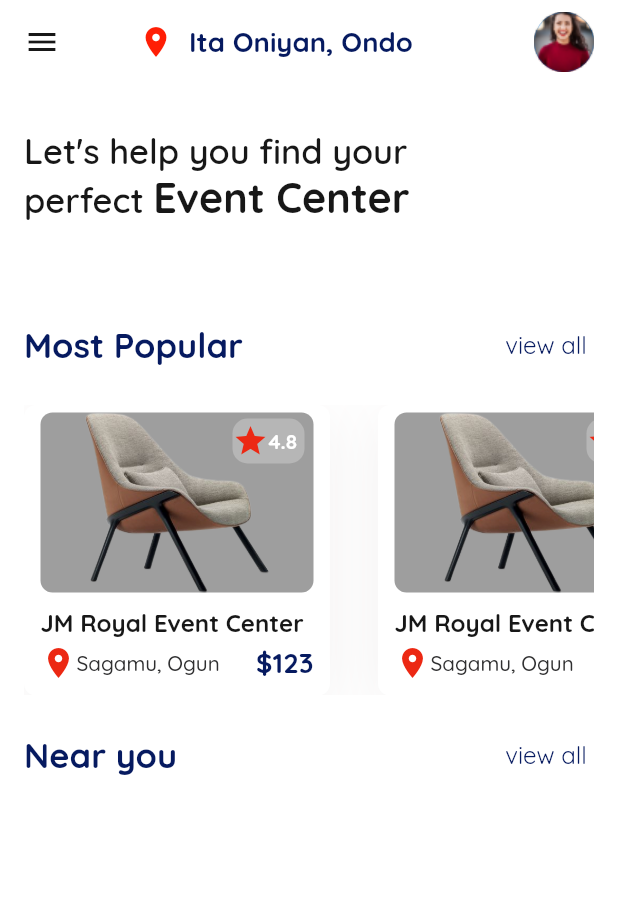
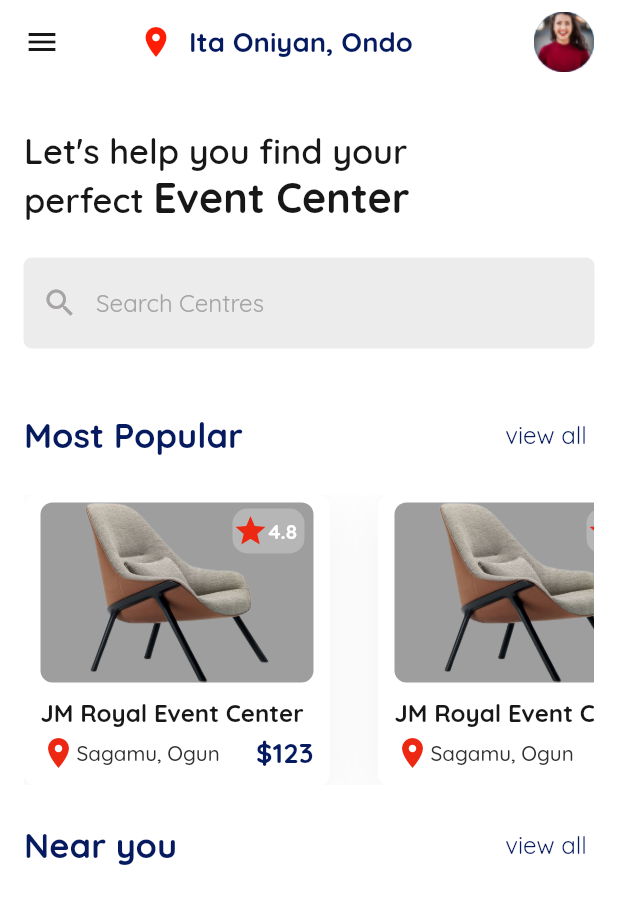
Before and after one commit to sobuur0/kumvent, a Flutter app: the HomePage screen opened directly, on a phone screen of 412 x 824 dp. Shown: the top 904 px of the screen. Run offline on Flutter 3.47's test engine with Material 2 defaults, Android fonts, the phone set to English and light mode, and no system bars; our stand-ins replace flutter_screenutil, google_fonts.

Commit message:
added search textField

```diff
--- a/lib/presentation/pages/homepage.dart
+++ b/lib/presentation/pages/homepage.dart
@@ -79,8 +79,35 @@ class _HomePageState extends State<HomePage> {
             ),
           ),
           const Padding(padding: EdgeInsets.only(bottom: 23.0)),
-          //Search Container
-          Row(children: const []),
+          TextField(
+            decoration: InputDecoration(
+              filled: true,
+              fillColor: const Color(0xFFEDECEC),
+              hintText: 'Search Centres',
+              hintStyle: TextStyles.regular(
+                color: const Color(0xFFA6A4A4),
+                fontSize: 14.0,
+              ),
+              prefixIcon: const Icon(
+                Icons.search,
+                color: Color(0xFFA6A4A4),
+              ),
+              enabledBorder: OutlineInputBorder(
+                borderRadius: BorderRadius.circular(5.0),
+                borderSide: const BorderSide(
+                  color: Color(0xFFEDECEC),
+                  width: 0.0,
+                ),
+              ),
+              focusedBorder: OutlineInputBorder(
+                borderRadius: BorderRadius.circular(5.0),
+                borderSide: const BorderSide(
+                  color: kPrimaryColor,
+                  width: 1.0,
+                ),
+              ),
+            ),
+          ),
           const Padding(padding: EdgeInsets.only(top: 34.0)),
           _buildTextButtons(
             leftText: 'Most Popular',
```
